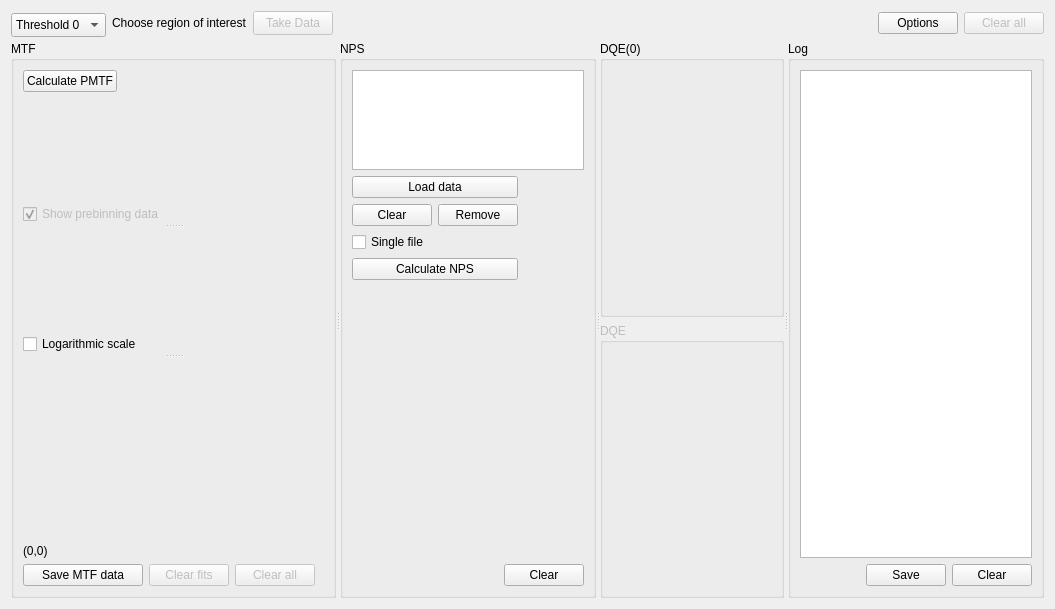
First picture: the form in SpidrMpx3Eq/qcstmdqe.ui, repository navrit/dexter, before the edit.
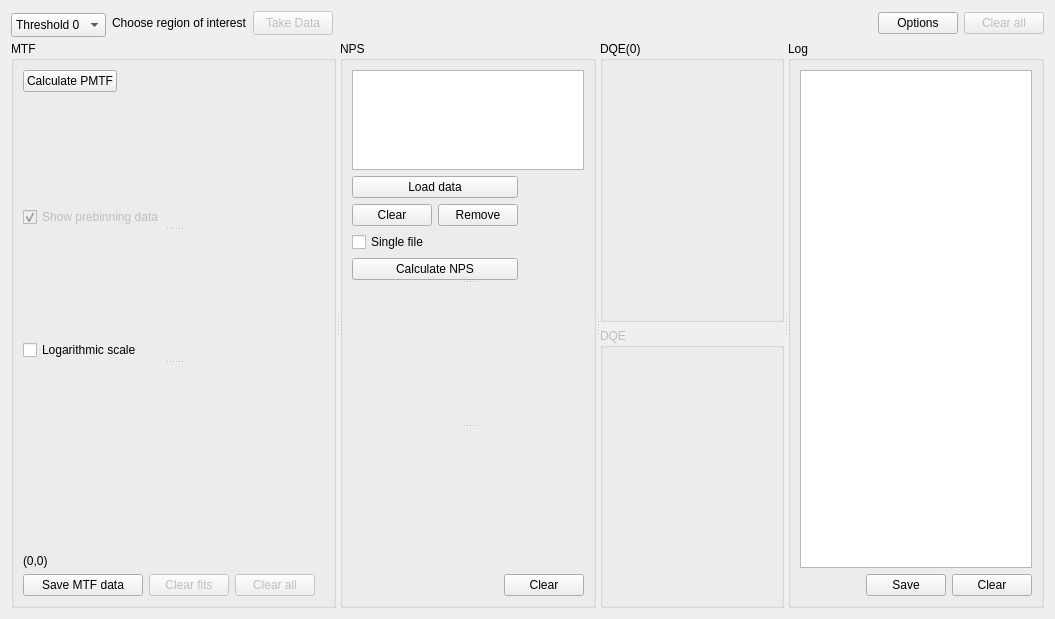
Second picture: the form after the edit. Custom widgets are drawn as their Qt base class.

```diff
--- a/SpidrMpx3Eq/qcstmdqe.ui
+++ b/SpidrMpx3Eq/qcstmdqe.ui
@@ -338,6 +338,11 @@
       </property>
       <layout class="QVBoxLayout" name="verticalLayout_7">
        <item>
+        <widget class="QSplitter" name="splitter_4">
+         <property name="orientation">
+          <enum>Qt::Vertical</enum>
+         </property>
+         <widget class="QWidget" name="">
         <layout class="QVBoxLayout" name="verticalLayout_4">
          <property name="bottomMargin">
           <number>0</number>
@@ -436,38 +441,28 @@
           </layout>
          </item>
         </layout>
-       </item>
-       <item>
-        <spacer name="verticalSpacer">
+         </widget>
+         <widget class="QSplitter" name="splitter_3">
          <property name="orientation">
           <enum>Qt::Vertical</enum>
          </property>
-         <property name="sizeHint" stdset="0">
-          <size>
-           <width>20</width>
-           <height>181</height>
-          </size>
-         </property>
-        </spacer>
-       </item>
-       <item>
         <widget class="QCustomPlot" name="xNPSplot" native="true">
          <property name="minimumSize">
           <size>
            <width>0</width>
-           <height>120</height>
+             <height>140</height>
           </size>
          </property>
         </widget>
-       </item>
-       <item>
         <widget class="QCustomPlot" name="yNPSplot" native="true">
          <property name="minimumSize">
           <size>
            <width>140</width>
-           <height>120</height>
-          </size>
-         </property>
+             <height>140</height>
+            </size>
+           </property>
+          </widget>
+         </widget>
         </widget>
        </item>
        <item>
```
Lines whose indentation alone changed are shown as unchanged.
